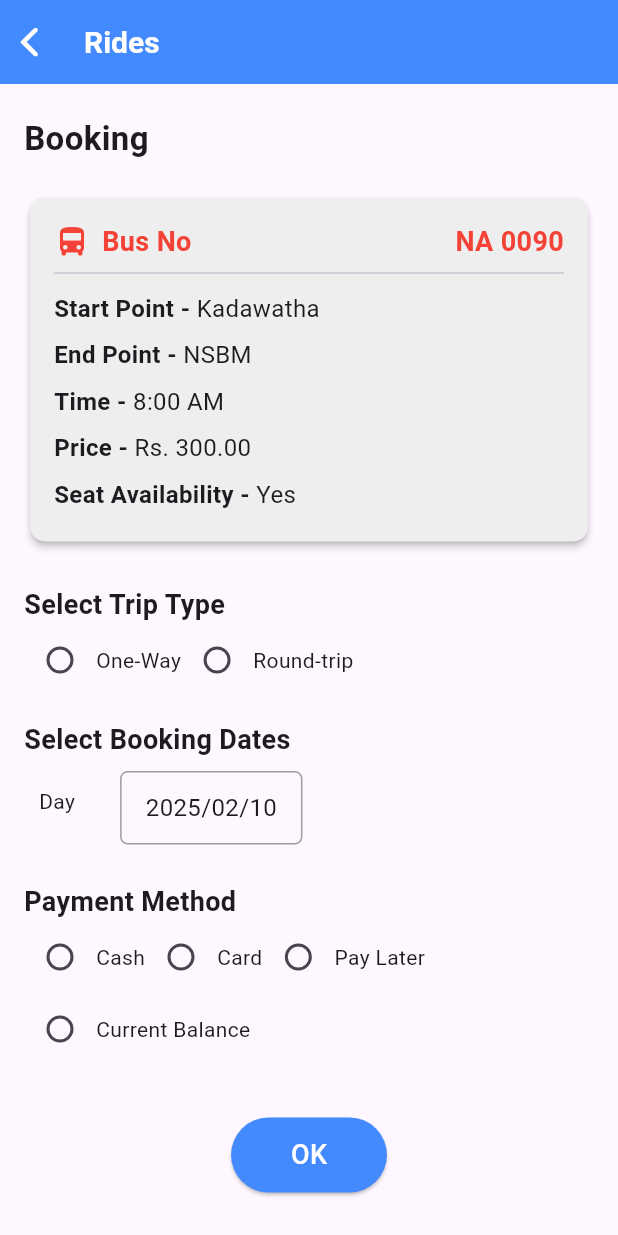
After one commit to ArvinFox/ShuttleMaster-Bus-Ticket-Booking-App, a Flutter app: the BookingScreen screen opened directly, on a phone screen of 412 x 824 dp. The commit adds this screen. Run offline on Flutter 3.47's test engine with Material 3 defaults, Android fonts, the phone set to English and light mode, and no system bars; missing offline and left inert: mailer, twilio_flutter.

Commit message:
Added rides booking and related frontend layouts

```diff
--- /dev/null
+++ b/lib/screens/student/rides_booking.dart
@@ -0,0 +1,220 @@
+import 'package:flutter/material.dart';
+import 'package:flutter/cupertino.dart';
+
+class RidesBooking extends StatelessWidget {
+  const RidesBooking({super.key});
+
+  @override
+  Widget build(BuildContext context) {
+    return MaterialApp(
+      debugShowCheckedModeBanner: false,
+      home: BookingScreen(),
+    );
+  }
+}
+
+class BookingScreen extends StatefulWidget {
+  const BookingScreen({super.key});
+
+  @override
+  BookingScreenState createState() => BookingScreenState();
+}
+
+class BookingScreenState extends State<BookingScreen> {
+  String tripType = "";
+  String paymentMethod = "";
+  DateTime selectedDate = DateTime(2025, 2, 10);
+
+  @override
+  Widget build(BuildContext context) {
+    return Scaffold(
+      appBar: AppBar(
+        title: Text("Rides",
+            style: TextStyle(
+                fontSize: 20,
+                fontWeight: FontWeight.bold,
+                color: Colors.white)),
+        backgroundColor: Colors.blueAccent,
+        leading: CupertinoNavigationBarBackButton(
+          color: Colors.white,
+          onPressed: () {
+            Navigator.pop(context);
+          },
+        ),
+        leadingWidth: 40,
+      ),
+      body: Padding(
+        padding: const EdgeInsets.all(16.0),
+        child: Column(
+          crossAxisAlignment: CrossAxisAlignment.start,
+          children: [
+            SizedBox(height: 5),
+            Text("Booking",
+                style: TextStyle(fontSize: 22, fontWeight: FontWeight.bold)),
+            SizedBox(height: 20),
+            Card(
+              color: Colors.grey[200],
+              elevation: 2,
+              shape: RoundedRectangleBorder(
+                  borderRadius: BorderRadius.circular(10)),
+              child: Padding(
+                padding: const EdgeInsets.all(16.0),
+                child: Column(
+                  crossAxisAlignment: CrossAxisAlignment.start,
+                  children: [
+                    Row(
+                      children: [
+                        Icon(Icons.directions_bus, color: Colors.red),
+                        SizedBox(width: 8),
+                        Text("Bus No",
+                            style: TextStyle(
+                                fontSize: 18,
+                                fontWeight: FontWeight.bold,
+                                color: Colors.red)),
+                        Spacer(),
+                        Text("NA 0090",
+                            style: TextStyle(
+                                fontSize: 18,
+                                fontWeight: FontWeight.bold,
+                                color: Colors.red)),
+                      ],
+                    ),
+                    Divider(),
+                    infoRow("Start Point", "Kadawatha"),
+                    infoRow("End Point", "NSBM"),
+                    infoRow("Time", "8:00 AM"),
+                    infoRow("Price", "Rs. 300.00"),
+                    infoRow("Seat Availability", "Yes"),
+                  ],
+                ),
+              ),
+            ),
+            SizedBox(height: 25),
+            Text("Select Trip Type",
+                style: TextStyle(fontSize: 18, fontWeight: FontWeight.bold)),
+            Row(
+              children: [
+                tripTypeRadio("One-Way"),
+                tripTypeRadio("Round-trip"),
+              ],
+            ),
+            SizedBox(height: 16),
+            Text("Select Booking Dates",
+                style: TextStyle(fontSize: 18, fontWeight: FontWeight.bold)),
+            Row(
+              children: [
+                Padding(padding: EdgeInsets.only(left: 10)),
+                Text("Day"),
+                SizedBox(width: 30),
+                GestureDetector(
+                  onTap: () => _selectDate(context),
+                  child: Container(
+                    padding: EdgeInsets.symmetric(vertical: 12, horizontal: 16),
+                    margin: EdgeInsets.only(top: 8),
+                    decoration: BoxDecoration(
+                      border: Border.all(color: Colors.grey),
+                      borderRadius: BorderRadius.circular(5),
+                    ),
+                    child: Text(
+                      "${selectedDate.year}/${selectedDate.month.toString().padLeft(2, '0')}/${selectedDate.day.toString().padLeft(2, '0')}",
+                      style: TextStyle(fontSize: 16),
+                    ),
+                  ),
+                ),
+              ],
+            ),
+            SizedBox(height: 25),
+            Text("Payment Method",
+                style: TextStyle(fontSize: 18, fontWeight: FontWeight.bold)),
+            Wrap(
+              children: [
+                paymentMethodRadio("Cash"),
+                paymentMethodRadio("Card"),
+                paymentMethodRadio("Pay Later"),
+                paymentMethodRadio("Current Balance"),
+              ],
+            ),
+            SizedBox(height: 35),
+            Center(
+              child: ElevatedButton(
+                style: ElevatedButton.styleFrom(
+                  backgroundColor: Colors.blueAccent,
+                  padding: EdgeInsets.symmetric(horizontal: 40, vertical: 12),
+                ),
+                onPressed: () {
+                  // Navigator.push(context, MaterialPageRoute(builder: context => const ))
+                },
+                child: Text("OK",
+                    style: TextStyle(fontSize: 18, color: Colors.white)),
+              ),
+            ),
+          ],
+        ),
+      ),
+    );
+  }
+
+  Widget infoRow(String title, String value) {
+    return Padding(
+      padding: const EdgeInsets.symmetric(vertical: 4.0),
+      child: Row(
+        children: [
+          Text("$title - ",
+              style: TextStyle(fontSize: 16, fontWeight: FontWeight.bold)),
+          Text(value, style: TextStyle(fontSize: 16)),
+        ],
+      ),
+    );
+  }
+
+  Widget tripTypeRadio(String type) {
+    return Row(
+      children: [
+        Radio(
+          value: type,
+          groupValue: tripType,
+          activeColor: Colors.blueAccent,
+          onChanged: (value) {
+            setState(() {
+              tripType = value.toString();
+            });
+          },
+        ),
+        Text(type),
+      ],
+    );
+  }
+
+  Widget paymentMethodRadio(String method) {
+    return Row(
+      mainAxisSize: MainAxisSize.min,
+      children: [
+        Radio(
+          value: method,
+          groupValue: paymentMethod,
+          activeColor: Colors.blueAccent,
+          onChanged: (value) {
+            setState(() {
+              paymentMethod = value.toString();
+            });
+          },
+        ),
+        Text(method),
+      ],
+    );
+  }
+
+  Future<void> _selectDate(BuildContext context) async {
+    final DateTime? picked = await showDatePicker(
+      context: context,
+      initialDate: selectedDate,
+      firstDate: DateTime(2025, 1, 1),
+      lastDate: DateTime(2030),
+    );
+    if (picked != null && picked != selectedDate) {
+      setState(() {
+        selectedDate = picked;
+      });
+    }
+  }
+}
```
Also changed, not shown: lib/screens/student/rides_booking_monthly.dart (added, +146 -0 lines), lib/app.dart (line endings or trailing spaces).
